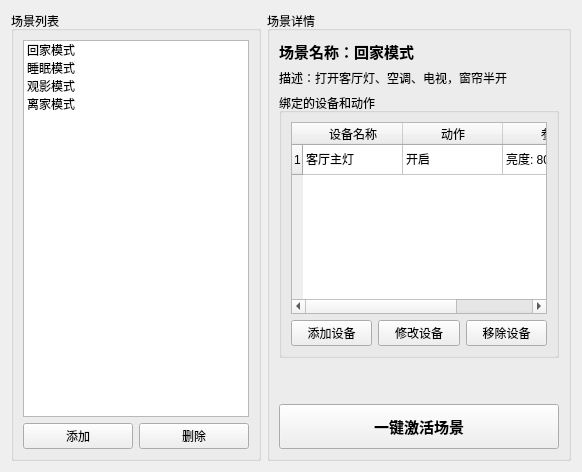
This is ui/scenewidget.ui in pot-oie/SmartHome as Qt 5 draws it before an edit. The edited form follows.
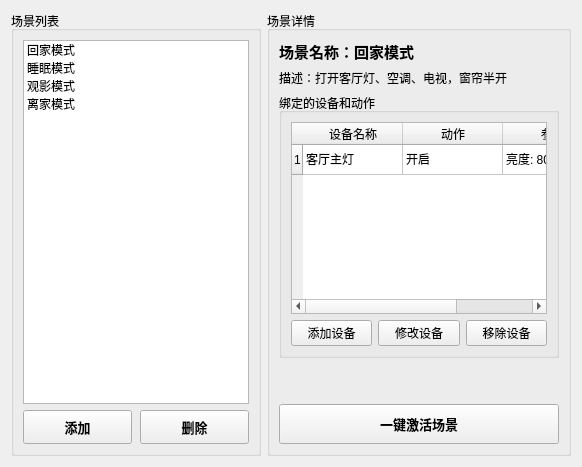
This is the edited form.

Patch:
```diff
--- a/ui/scenewidget.ui
+++ b/ui/scenewidget.ui
@@ -18,14 +18,23 @@
       </item>
       <item>
        <layout class="QHBoxLayout" name="horizontalLayout_btns">
+            <property name="spacing">
+             <number>8</number>
+            </property>
         <item>
          <widget class="QPushButton" name="btnAddScene">
           <property name="text"><string>添加</string></property>
+               <property name="minimumSize"><size><width>0</width><height>34</height></size></property>
+               <property name="maximumSize"><size><width>16777215</width><height>36</height></size></property>
+               <property name="font"><font><pointsize>10</pointsize><weight>63</weight><bold>true</bold></font></property>
          </widget>
         </item>
         <item>
          <widget class="QPushButton" name="btnDeleteScene">
           <property name="text"><string>删除</string></property>
+               <property name="minimumSize"><size><width>0</width><height>34</height></size></property>
+               <property name="maximumSize"><size><width>16777215</width><height>36</height></size></property>
+               <property name="font"><font><pointsize>10</pointsize><weight>63</weight><bold>true</bold></font></property>
          </widget>
         </item>
        </layout>
@@ -103,8 +112,9 @@
       <item>
        <widget class="QPushButton" name="btnActivateScene">
         <property name="text"><string>一键激活场景</string></property>
-        <property name="minimumSize"><size><width>0</width><height>45</height></size></property>
-        <property name="font"><font><pointsize>11</pointsize><weight>75</weight><bold>true</bold></font></property>
+            <property name="minimumSize"><size><width>0</width><height>40</height></size></property>
+            <property name="maximumSize"><size><width>16777215</width><height>42</height></size></property>
+            <property name="font"><font><pointsize>10</pointsize><weight>75</weight><bold>true</bold></font></property>
        </widget>
       </item>
      </layout>
```
